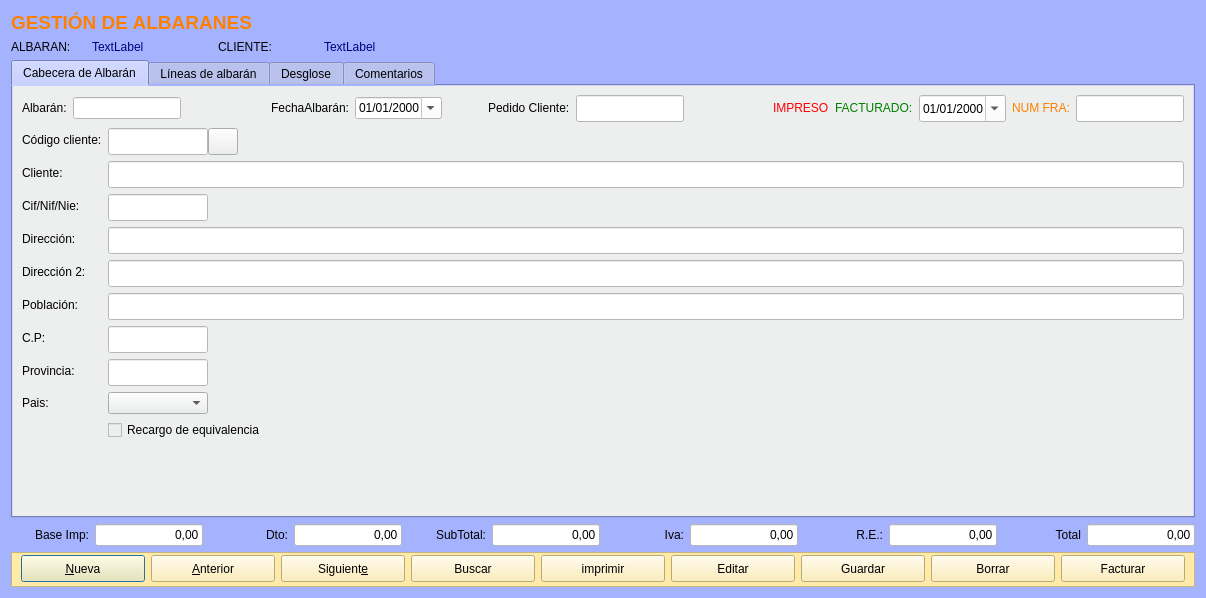
This is Zona_Ventas/frmalbaran.ui in arcnexus/RedFoX as Qt 5 draws it before an edit. The edited form follows.
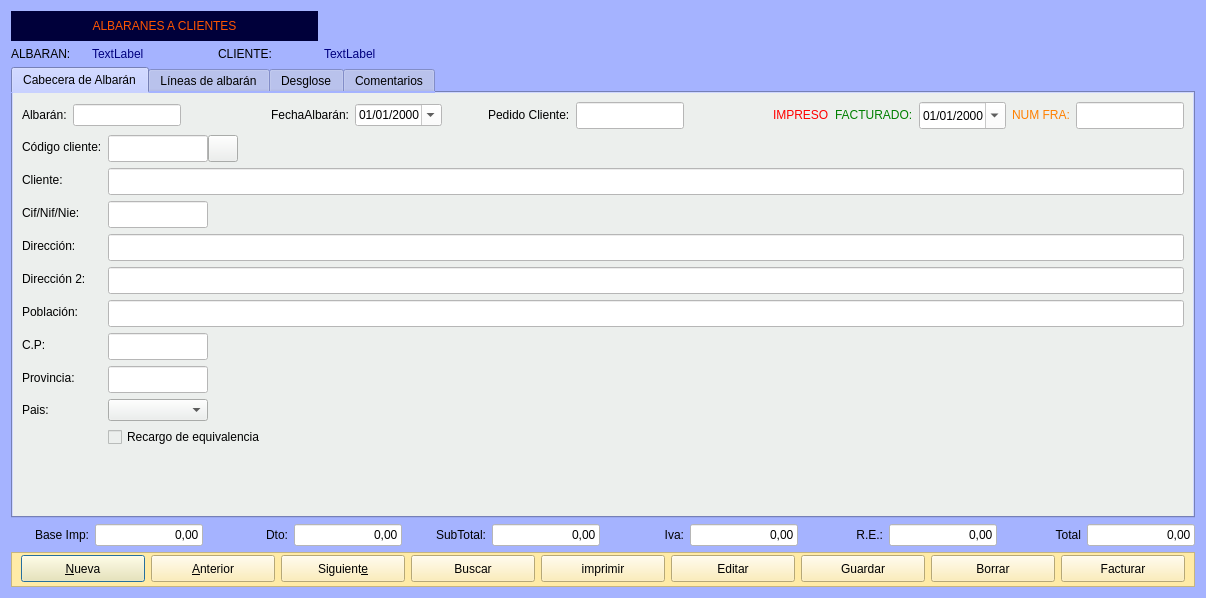
This is the edited form. Icons and pictures are not drawn.

```diff
--- a/Zona_Ventas/frmalbaran.ui
+++ b/Zona_Ventas/frmalbaran.ui
@@ -35,8 +35,22 @@
        <verstretch>0</verstretch>
       </sizepolicy>
      </property>
+     <property name="minimumSize">
+      <size>
+       <width>300</width>
+       <height>30</height>
+      </size>
+     </property>
+     <property name="styleSheet">
+      <string notr="true">font: 14pt &quot;Sans Serif&quot;;
+color: rgb(255, 85, 0);
+background-color: rgb(0, 0, 58);</string>
+     </property>
      <property name="text">
-      <string>&lt;html&gt;&lt;head/&gt;&lt;body&gt;&lt;p&gt;&lt;span style=&quot; font-size:14pt; font-weight:600; color:#ff8000;&quot;&gt;GESTIÓN DE ALBARANES&lt;/span&gt;&lt;/p&gt;&lt;/body&gt;&lt;/html&gt;</string>
+      <string>ALBARANES A CLIENTES</string>
+     </property>
+     <property name="alignment">
+      <set>Qt::AlignCenter</set>
      </property>
     </widget>
    </item>
```
